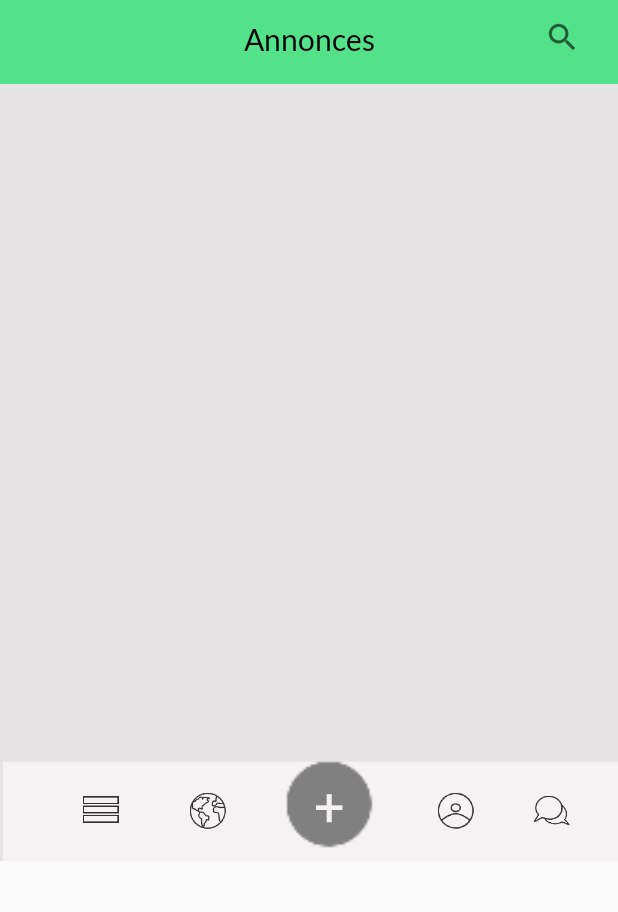
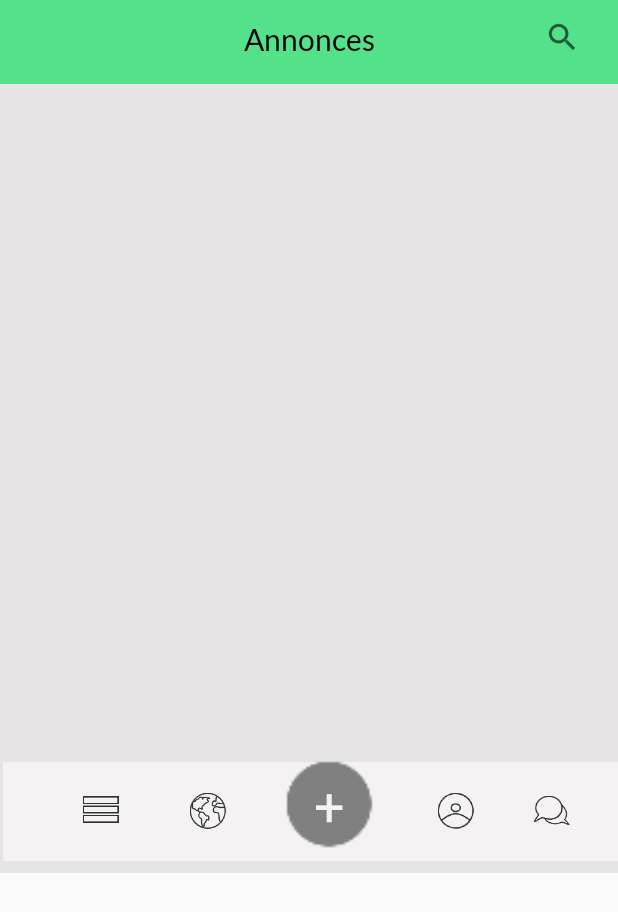
Before and after one commit to PierreBEGOUT/PFE_Giv-Eat, an Android app: the Accueil screen opened directly, with no data from a screen before it, on a phone screen of 412 x 824 dp. Shown: the top 912 px of the screen. Run offline under Robolectric (Android 15) with nearby library versions, the phone set to English and light mode, and no system bars.

Commit message:
on se calme

```diff
--- a/app/src/main/res/layout/footer.xml
+++ b/app/src/main/res/layout/footer.xml
@@ -19,13 +19,17 @@
                 android:id="@+id/footer"
                 android:layout_width="410dp"
                 android:layout_height="66dp"
+                android:layout_marginBottom="8dp"
+                android:layout_marginTop="8dp"
                 android:background="@color/gris"
                 android:backgroundTint="@color/gris"
                 android:orientation="vertical"
                 app:layout_constraintBottom_toBottomOf="parent"
                 app:layout_constraintEnd_toEndOf="parent"
-                app:layout_constraintHorizontal_bias="1.0"
-                app:layout_constraintStart_toStartOf="parent">
+                app:layout_constraintHorizontal_bias="0.884"
+                app:layout_constraintStart_toStartOf="parent"
+                app:layout_constraintTop_toTopOf="parent"
+                app:layout_constraintVertical_bias="1.0">
 
             </LinearLayout>
 
@@ -112,14 +116,13 @@
                 android:layout_height="75dp"
                 android:layout_marginEnd="8dp"
                 android:layout_marginStart="8dp"
-                android:layout_marginTop="480dp"
                 android:background="@drawable/add"
                 android:contentDescription=" "
                 app:layout_constraintBottom_toBottomOf="@+id/footer"
                 app:layout_constraintEnd_toStartOf="@+id/profil"
                 app:layout_constraintHorizontal_bias="0.421"
                 app:layout_constraintStart_toEndOf="@+id/map"
-                app:layout_constraintTop_toTopOf="parent"
+                app:layout_constraintTop_toTopOf="@+id/footer"
                 app:layout_constraintVertical_bias="1.0" />
 
             <TextView
@@ -138,7 +141,7 @@
                 app:layout_constraintEnd_toEndOf="@+id/add"
                 app:layout_constraintStart_toStartOf="@+id/add"
                 app:layout_constraintTop_toTopOf="parent"
-                app:layout_constraintVertical_bias="1.0" />
+                app:layout_constraintVertical_bias="0.0" />
 
         </android.support.constraint.ConstraintLayout>
     </android.support.v4.widget.NestedScrollView>
```
